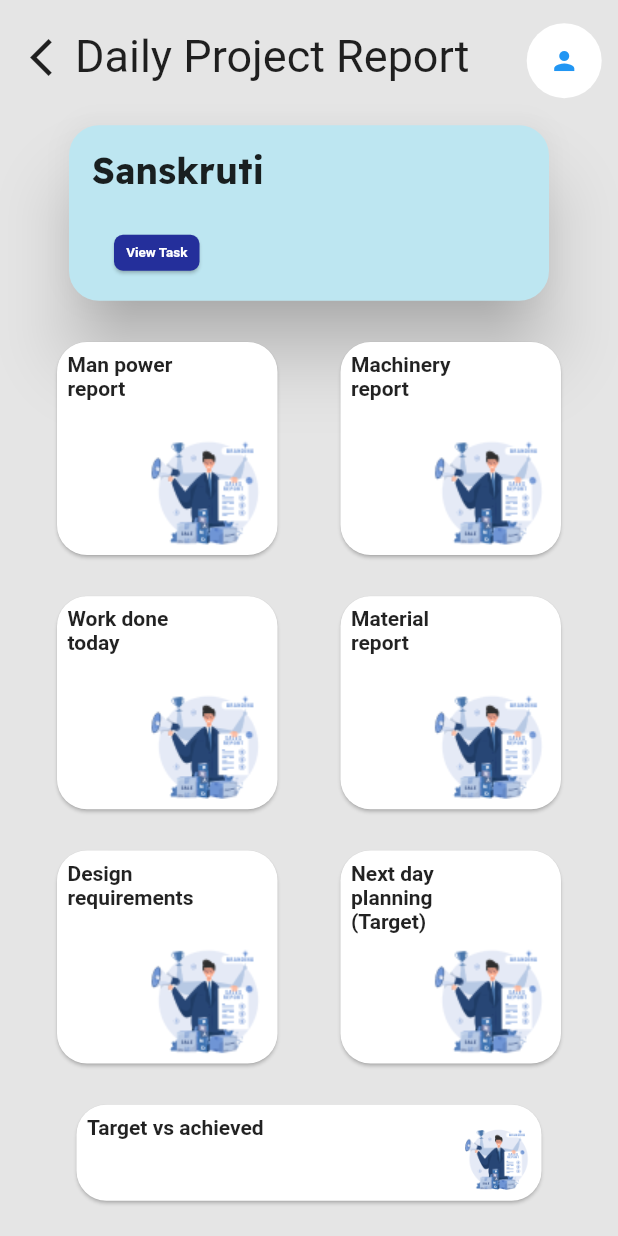
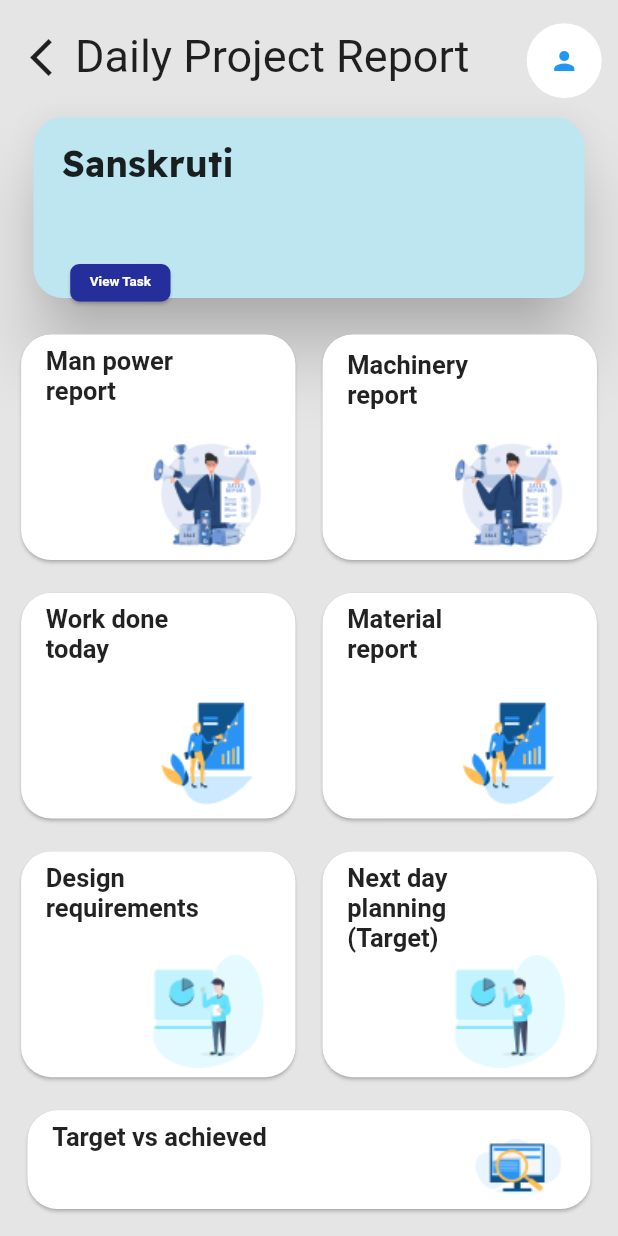
Before and after one commit to priyansh1211/4NerdyGuys, a Flutter app: the DpReportPage screen opened directly, on a phone screen of 412 x 824 dp. Run offline on Flutter 3.47's test engine with Material 2 defaults, Android fonts, the phone set to English and light mode, and no system bars; our stand-ins replace dropdown_button2; Roboto replaces fonts that are missing (Montserrat, OpenSans).

Commit message:
Changes in DpReport file

```diff
--- a/lib/pages/DpReport.dart
+++ b/lib/pages/DpReport.dart
@@ -13,6 +13,7 @@ class DpReportPage extends StatefulWidget {
   @override
   State<DpReportPage> createState() => _DpReportPageState();
 }
+
 
 class _DpReportPageState extends State<DpReportPage> {
   @override
@@ -71,31 +72,10 @@ class _DpReportPageState extends State<DpReportPage> {
                   children: [
                     Stack(
                       children: [
-                        // Card(
-                        //   shape: RoundedRectangleBorder(
-                        //       borderRadius: BorderRadius.circular(20.0)),
-                        //   color: const Color(0xffBDE6F1),
-                        //   child: Container(
-                        //     margin: EdgeInsets.only(
-                        //       top: 50
-                        //     ),
-                        //     height: 125,
-                        //     width: 328,
-                        //     child: const Align(
-                        //       alignment: const Alignment(-0.85, -0.65),
-                        //       child: const Text(
-                        //         "Sanskruti",
-                        //         style: const TextStyle(
-                        //           fontFamily: 'ReadexPro',
-                        //           fontSize: 24,
-                        //         ),
-                        //       ),
-                        //     ),
-                        //   ),
-                        // ),
+
                         Container(
-                          height: 125,
-                          width: 328,
+                          height: MediaQuery.of(context).size.height*0.15625,
+                          width: MediaQuery.of(context).size.width*0.9111,
                           margin: const EdgeInsets.only(
                             top: 60,
                           ),
@@ -117,19 +97,13 @@ class _DpReportPageState extends State<DpReportPage> {
                             ),
                           ),
                         ),
-                        // Positioned(
-                        //   top: 144,
-                        //   child: ElevatedButton(
-                        //     child: Text("View Task"),
-                        //     onPressed: () {},
-                        //   ),
-                        // ),
+
                         Container(
-                          height: 32,
-                          width: 65,
+                          height: MediaQuery.of(context).size.height*0.04,
+                          width: MediaQuery.of(context).size.width*0.18166,
                           margin: const EdgeInsets.only(
-                            top: 133,
-                            left: 30,
+                            top: 158,
+                            left: 24.5,
                           ),
                           child: InkWell(
                             child: Card(
@@ -152,30 +126,6 @@ class _DpReportPageState extends State<DpReportPage> {
                             onTap: () {},
                           ),
                         ),
-                        // Positioned(
-                        //   top: 133,
-                        //   left: 24,
-                        //   child: Card(
-                        //     shape: RoundedRectangleBorder(
-                        //         borderRadius: BorderRadius.circular(100)),
-                        //     child: Container(
-                        //       height: 32,
-                        //       width: 65,
-                        //       color: const Color(0xff242F9B),
-                        //       child: const Align(
-                        //         alignment: const Alignment(0,0),
-                        //         child: const Text(
-                        //           "View Task",
-                        //           style: const TextStyle(
-                        //             fontFamily: 'Montserrat',
-                        //             fontSize: 9,
-                        //             color: Color(0xffFFFFFF),
-                        //           ),
-                        //         ),
-                        //       ),
-                        //     ),
-                        //   ),
-                        // ),
                       ],
                     ),
                   ],
@@ -190,30 +140,30 @@ class _DpReportPageState extends State<DpReportPage> {
                           child: Card(
                             shape: RoundedRectangleBorder(
                                 borderRadius: BorderRadius.circular(20.0)),
-                            child: const SizedBox(
-                              height: 142,
-                              width: 147,
+                            child: SizedBox(
+                              height: MediaQuery.of(context).size.height*0.1825,
+                              width: MediaQuery.of(context).size.width*0.444,
                             ),
                           ),
                           onTap: () {
-                            Navigator.push(context, MaterialPageRoute(builder: (context)=>ManPowerReport()));
+                            Navigator.push(context, MaterialPageRoute(builder: (context)=>const ManPowerReport()));
                             },
                         ),
-                        const Positioned(
-                          top: 11,
-                          left: 11,
-                          child: Text(
+                        Positioned(
+                          top: MediaQuery.of(context).size.height*0.0141375,
+                          left: MediaQuery.of(context).size.width*0.04972,
+                          child: const Text(
                             "Man power\nreport",
                             style: TextStyle(
-                                fontSize: 14,
+                                fontSize: 17,
                                 fontFamily: 'Montserrat',
                                 fontWeight: FontWeight.bold),
                           ),
                         ),
                         Positioned(
-                          top: 67,
-                          left: 60,
-                          child: Image.asset('assets/images/Data_analysis.png'),
+                          top: MediaQuery.of(context).size.height*0.0861125,
+                          left: MediaQuery.of(context).size.width*0.182777,
+                          child: Image.asset('assets/images/Data_analysis.png',width: MediaQuery.of(context).size.width*0.2611, height: MediaQuery.of(context).size.height*0.0963875,),
                         ),
                       ],
                     ),
@@ -223,30 +173,30 @@ class _DpReportPageState extends State<DpReportPage> {
                           child: Card(
                             shape: RoundedRectangleBorder(
                                 borderRadius: BorderRadius.circular(20.0)),
-                            child: const SizedBox(
-                              height: 142,
-                              width: 147,
+                            child: SizedBox(
+                              height: MediaQuery.of(context).size.height*0.1825,
+                              width: MediaQuery.of(context).size.width*0.444,
                             ),
                           ),
                           onTap: () {
-                            Navigator.push(context, MaterialPageRoute(builder: (context)=> MachineryReport() ));
+                            Navigator.push(context, MaterialPageRoute(builder: (context)=> const MachineryReport() ));
                           },
                         ),
-                        const Positioned(
-                          top: 11,
-                          left: 11,
-                          child: Text(
+                        Positioned(
+                          top: MediaQuery.of(context).size.height*0.0171375,
+                          left: MediaQuery.of(context).size.width*0.04972,
+                          child: const Text(
                             "Machinery\nreport",
                             style: TextStyle(
-                                fontSize: 14,
+                                fontSize: 17,
                                 fontFamily: 'Montserrat',
                                 fontWeight: FontWeight.bold),
                           ),
                         ),
                         Positioned(
-                          top: 67,
-                          left: 60,
-                          child: Image.asset('assets/images/Data_analysis.png'),
+                          top: MediaQuery.of(context).size.height*0.0861125,
+                          left: MediaQuery.of(context).size.width*0.182777,
+                          child: Image.asset('assets/images/Data_analysis.png',width: MediaQuery.of(context).size.width*0.2611, height: MediaQuery.of(context).size.height*0.0963875,),
                         ),
                       ],
                     ),
@@ -262,30 +212,30 @@ class _DpReportPageState extends State<DpReportPage> {
                           child: Card(
                             shape: RoundedRectangleBorder(
                                 borderRadius: BorderRadius.circular(20.0)),
-                            child: const SizedBox(
-                              height: 142,
-                              width: 147,
+                            child: SizedBox(
+                              height: MediaQuery.of(context).size.height*0.1825,
+                              width: MediaQuery.of(context).size.width*0.444,
                             ),
                           ),
                           onTap: () {
-                            Navigator.push(context, MaterialPageRoute(builder: (context)=> WorkDoneToday() ));
+                            Navigator.push(context, MaterialPageRoute(builder: (context)=> const WorkDoneToday() ));
                           },
                         ),
-                        const Positioned(
-                          top: 11,
-                          left: 11,
-                          child: Text(
+                        Positioned(
+                          top: MediaQuery.of(context).size.height*0.0141375,
+                          left: MediaQuery.of(context).size.width*0.04972,
+                          child: const Text(
                             "Work done\ntoday",
                             style: TextStyle(
-                                fontSize: 14,
+                                fontSize: 17,
                                 fontFamily: 'Montserrat',
                                 fontWeight: FontWeight.bold),
                           ),
                         ),
                         Positioned(
-                          top: 67,
-                          left: 60,
-                          child: Image.asset('assets/images/Data_analysis.png'),
+                          top: MediaQuery.of(context).size.height*0.0861125,
+                          left: MediaQuery.of(context).size.width*0.182777,
+                          child: Image.asset('assets/images/marketer.png',width: MediaQuery.of(context).size.width*0.2611, height: MediaQuery.of(context).size.height*0.0963875,),
                         ),
                       ],
                     ),
@@ -295,30 +245,30 @@ class _DpReportPageState extends State<DpReportPage> {
                           child: Card(
                             shape: RoundedRectangleBorder(
                                 borderRadius: BorderRadius.circular(20.0)),
-                            child: const SizedBox(
-                              height: 142,
-                              width: 147,
+                            child:SizedBox(
+                              height: MediaQuery.of(context).size.height*0.1825,
+                              width: MediaQuery.of(context).size.width*0.444,
                             ),
                           ),
                           onTap: () {
-                            Navigator.push(context, MaterialPageRoute(builder: (context)=> MaterialReport() ));
+                            Navigator.push(context, MaterialPageRoute(builder: (context)=> const MaterialReport() ));
                           },
                         ),
-                        const Positioned(
-                          top: 11,
-                          left: 11,
-                          child: Text(
+                        Positioned(
+                          top: MediaQuery.of(context).size.height*0.0141375,
+                          left: MediaQuery.of(context).size.width*0.04972,
+                          child: const Text(
                             "Material\nreport",
                             style: TextStyle(
-                                fontSize: 14,
+                                fontSize: 17,
                                 fontFamily: 'Montserrat',
                                 fontWeight: FontWeight.bold),
                           ),
                         ),
                         Positioned(
-                          top: 67,
-                          left: 60,
-                          child: Image.asset('assets/images/Data_analysis.png'),
+                          top: MediaQuery.of(context).size.height*0.0861125,
+                          left: MediaQuery.of(context).size.width*0.182777,
+                          child: Image.asset('assets/images/marketer.png',width: MediaQuery.of(context).size.width*0.2611, height: MediaQuery.of(context).size.height*0.0963875,),
                         ),
                       ],
                     ),
@@ -334,33 +284,33 @@ class _DpReportPageState extends State<DpReportPage> {
                           child: Card(
                             shape: RoundedRectangleBorder(
                                 borderRadius: BorderRadius.circular(20.0)),
-                            child: const SizedBox(
-                              height: 142,
-                              width: 147,
+                            child: SizedBox(
+                              height: MediaQuery.of(context).size.height*0.1825,
+                              width: MediaQuery.of(context).size.width*0.444,
                             ),
                           ),
                           onTap: () {
                             Navigator.push(
                                 context,
                                 MaterialPageRoute(
-                                    builder: (context) => DesignRequirement()));
+                                    builder: (context) => const DesignRequirement()));
                           },
                         ),
-                        const Positioned(
-                          top: 11,
-                          left: 11,
-                          child: Text(
+                        Positioned(
+                          top: MediaQuery.of(context).size.height*0.0141375,
+                          left: MediaQuery.of(context).size.width*0.04972,
+                          child: const Text(
                             "Design\nrequirements",
                             style: TextStyle(
-                                fontSize: 14,
+                                fontSize: 17,
                                 fontFamily: 'Montserrat',
                                 fontWeight: FontWeight.bold),
                           ),
                         ),
                         Positioned(
-                          top: 67,
-                          left: 60,
-                          child: Image.asset('assets/images/Data_analysis.png'),
+                          top: MediaQuery.of(context).size.height*0.0861125,
+                          left: MediaQuery.of(context).size.width*0.182777,
+                          child: Image.asset('assets/images/Data_analysis2.png',width: MediaQuery.of(context).size.width*0.2611, height: MediaQuery.of(context).size.height*0.0963875,),
                         ),
                       ],
                     ),
@@ -370,30 +320,30 @@ class _DpReportPageState extends State<DpReportPage> {
                           child: Card(
                             shape: RoundedRectangleBorder(
                                 borderRadius: BorderRadius.circular(20.0)),
-                            child: const SizedBox(
-                              height: 142,
-                              width: 147,
+                            child: SizedBox(
+                              height: MediaQuery.of(context).size.height*0.1825,
+                              width: MediaQuery.of(context).size.width*0.444,
                             ),
                           ),
                           onTap: () {
-                            Navigator.push(context, MaterialPageRoute(builder: (context)=> NextDayPlanning() ));
+                            Navigator.push(context, MaterialPageRoute(builder: (context)=> const NextDayPlanning() ));
                           },
                         ),
-                        const Positioned(
-                          top: 11,
-                          left: 11,
-                          child: Text(
+                        Positioned(
+                          top: MediaQuery.of(context).size.height*0.0141375,
+                          left: MediaQuery.of(context).size.width*0.04972,
+                          child: const Text(
                             "Next day\nplanning\n(Target)",
                             style: TextStyle(
-                                fontSize: 14,
+                                fontSize: 17,
                                 fontFamily: 'Montserrat',
                                 fontWeight: FontWeight.bold),
                           ),
                         ),
                         Positioned(
-                          top: 67,
-                          left: 60,
-                          child: Image.asset('assets/images/Data_analysis.png'),
+                          top: MediaQuery.of(context).size.height*0.0861125,
+                          left: MediaQuery.of(context).size.width*0.182777,
+                          child: Image.asset('assets/images/Data_analysis2.png',width: MediaQuery.of(context).size.width*0.2611, height: MediaQuery.of(context).size.height*0.0963875,),
                         ),
                       ],
                     ),
@@ -409,33 +359,31 @@ class _DpReportPageState extends State<DpReportPage> {
                           child: Card(
                             shape: RoundedRectangleBorder(
                                 borderRadius: BorderRadius.circular(20.0)),
-                            child: const SizedBox(
-                              height: 64,
-                              width: 310,
+                            child: SizedBox(
+                              height: MediaQuery.of(context).size.height*0.08,
+                              width: MediaQuery.of(context).size.width*0.9111,
                             ),
                           ),
                           onTap: () {
-                            Navigator.push(context, MaterialPageRoute(builder: (context)=> TargetVsAchieved() ));
+                            Navigator.push(context, MaterialPageRoute(builder: (context)=> const TargetVsAchieved() ));
                           },
                         ),
-                        const Positioned(
-                          top: 11,
-                          left: 11,
-                          child: Text(
+                        Positioned(
+                          top: MediaQuery.of(context).size.height*0.0141375,
+                          left: MediaQuery.of(context).size.width*0.04972,
+                          child: const Text(
                             "Target vs achieved",
                             style: TextStyle(
-                                fontSize: 14,
+                                fontSize: 17,
                                 fontFamily: 'Montserrat',
                                 fontWeight: FontWeight.bold),
                           ),
                         ),
                         Positioned(
-                          top: 17,
-                          left: 259,
-                          child: Image.asset(
-                            'assets/images/Data_analysis.png',
-                            width: 51,
-                            height: 47,
+                          top: MediaQuery.of(context).size.height*0.025,
+                          left: MediaQuery.of(context).size.width*0.7111,
+                          child: Image.asset('assets/images/testing.png',width: MediaQuery.of(context).size.width*0.1833,
+                            height: MediaQuery.of(context).size.height*0.05125,
                           ),
                         ),
                       ],
```
Also changed, not shown: assets/images/Data_analysis2.png (added), assets/images/marketer.png (added), assets/images/testing.png (added).
